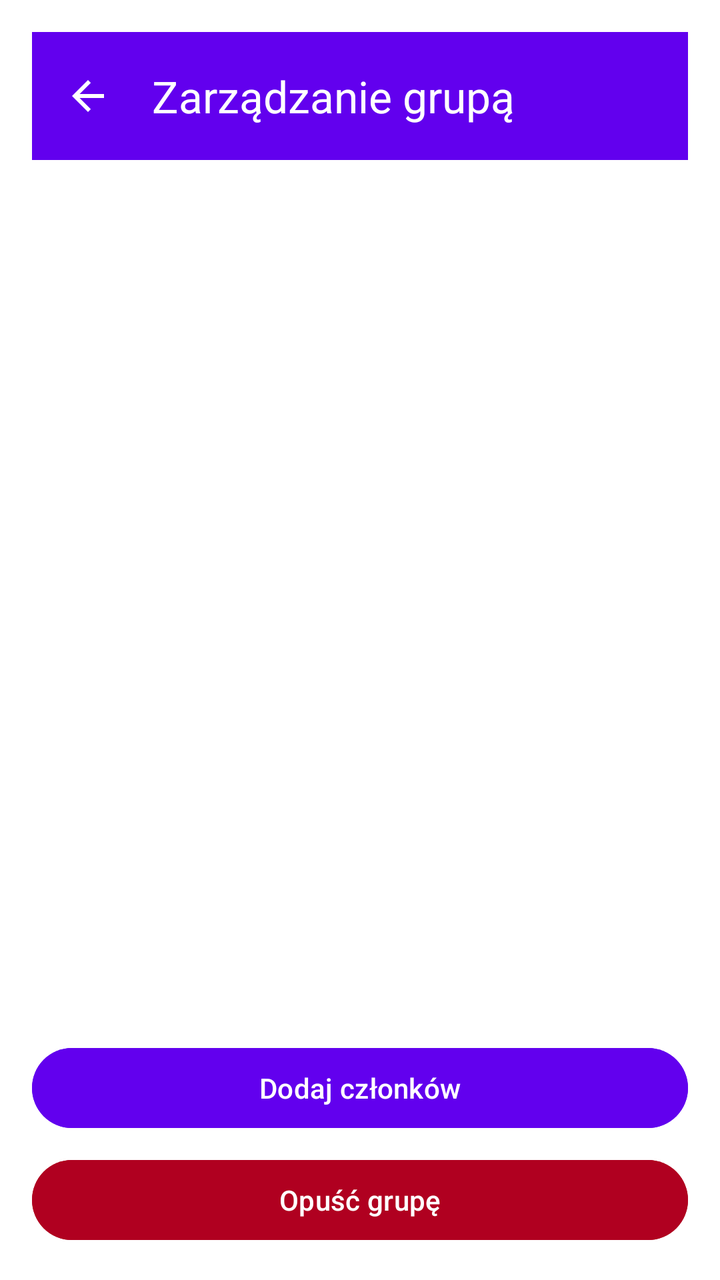
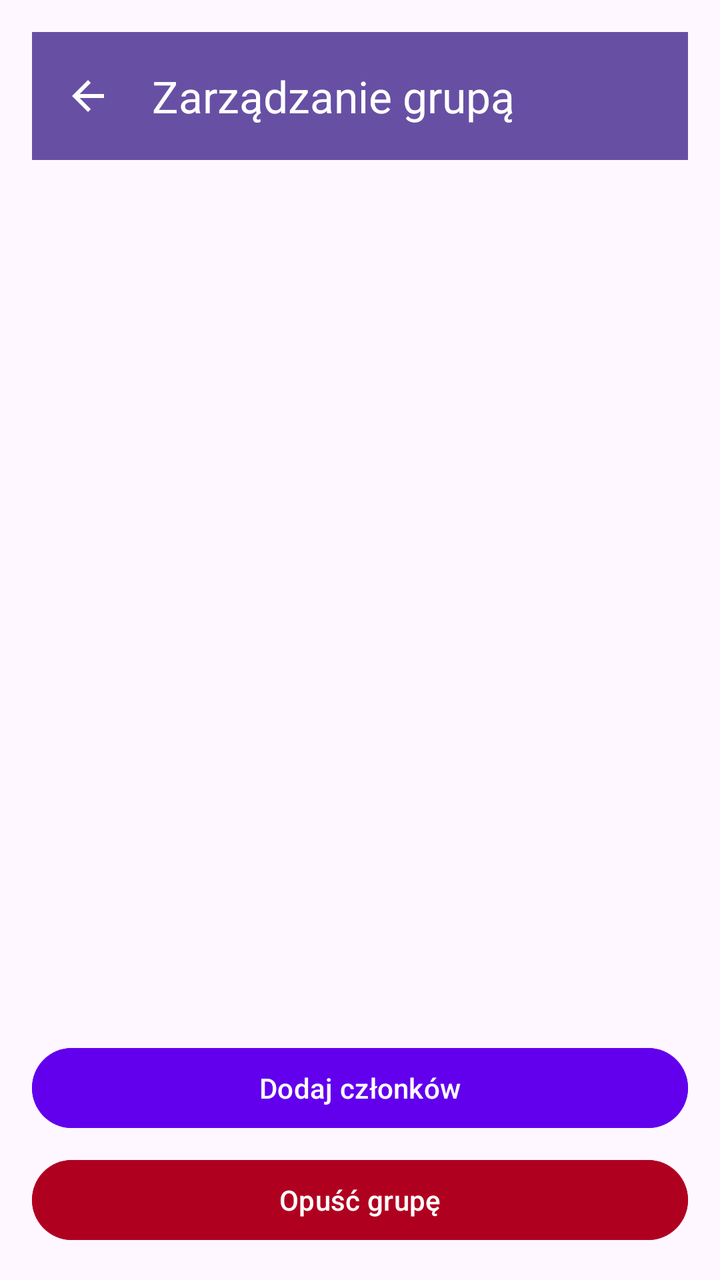

The first picture is an Android layout as it rendered before a commit; the second is the same layout after the commit. The layout source and the unified diff follow.
<!-- AndroidManifest.xml: application theme Theme.Messenger -->
<!-- res/layout/activity_group_management.xml -->
<?xml version="1.0" encoding="utf-8"?>
<LinearLayout
    xmlns:android="http://schemas.android.com/apk/res/android"
    xmlns:app="http://schemas.android.com/apk/res-auto"
    android:orientation="vertical"
    android:layout_width="match_parent"
    android:layout_height="match_parent"
    android:background="#FFFFFF"
    android:padding="16dp">

    
    <androidx.appcompat.widget.Toolbar
        android:id="@+id/toolbar"
        android:layout_width="match_parent"
        android:layout_height="?attr/actionBarSize"
        android:background="#6200EE"
        app:titleTextColor="#FFFFFF"
        app:title="@string/group_management_title"
        app:navigationIcon="@drawable/ic_arrow_back"
        app:navigationContentDescription="@string/action_back"/>

    
    <androidx.recyclerview.widget.RecyclerView
        android:id="@+id/membersRecyclerView"
        android:layout_width="match_parent"
        android:layout_height="0dp"
        android:layout_weight="1"
        android:nestedScrollingEnabled="false"
        android:paddingTop="8dp"/>

    
    <TextView
        android:id="@+id/memberCountTextView"
        android:layout_width="match_parent"
        android:layout_height="wrap_content"
        android:textColor="#000000"
        android:padding="8dp"/>

    
    <Button
        android:id="@+id/addMembersButton"
        android:layout_width="match_parent"
        android:layout_height="48dp"
        android:text="@string/add_members"
        android:textColor="#FFFFFF"
        android:backgroundTint="#6200EE"
        android:layout_marginTop="8dp"/>

    
    <Button
        android:id="@+id/leaveGroupButton"
        android:layout_width="match_parent"
        android:layout_height="48dp"
        android:text="@string/leave_group"
        android:textColor="#FFFFFF"
        android:backgroundTint="#B00020"
        android:layout_marginTop="8dp"/>

    
    <Button
        android:id="@+id/deleteGroupButton"
        style="@style/Widget.Material3.Button.TextButton"
        android:layout_width="match_parent"
        android:layout_height="48dp"
        android:text="@string/delete_group"
        android:textColor="#B00020"
        android:visibility="gone"
        android:layout_marginTop="8dp"/>
</LinearLayout>
<!-- resources referenced by this layout -->
<resources>
  <!-- drawable ic_arrow_back (drawable) -->
  <vector xmlns:android="http://schemas.android.com/apk/res/android"
      android:width="24dp"
      android:height="24dp"
      android:viewportWidth="24"
      android:viewportHeight="24"
      android:tint="?attr/colorOnPrimary">
      <path
          android:fillColor="@android:color/white"
          android:pathData="M20,11H7.83l5.59,-5.59L12,4l-8,8 8,8 1.41,-1.41L7.83,13H20v-2z"/>
  </vector>
  <string name="action_back">Wstecz</string>
  <string name="add_members">Dodaj członków</string>
  <string name="delete_group">Usuń grupę</string>
  <string name="group_management_title">Zarządzanie grupą</string>
  <string name="leave_group">Opuść grupę</string>
  <style name="Theme.Messenger" parent="Theme.Material3.DayNight.NoActionBar" />
</resources>

<!-- the commit's change to res/layout/activity_group_management.xml (unified diff, before → after) -->
@@ -5,7 +5,6 @@
     android:orientation="vertical"
     android:layout_width="match_parent"
     android:layout_height="match_parent"
-    android:background="#FFFFFF"
     android:padding="16dp">
 
     
@@ -13,8 +12,8 @@
         android:id="@+id/toolbar"
         android:layout_width="match_parent"
         android:layout_height="?attr/actionBarSize"
-        android:background="#6200EE"
-        app:titleTextColor="#FFFFFF"
+        android:background="?attr/colorPrimary"
+        app:titleTextColor="?attr/colorOnPrimary"
         app:title="@string/group_management_title"
         app:navigationIcon="@drawable/ic_arrow_back"
         app:navigationContentDescription="@string/action_back"/>
@@ -33,7 +32,6 @@
         android:id="@+id/memberCountTextView"
         android:layout_width="match_parent"
         android:layout_height="wrap_content"
-        android:textColor="#000000"
         android:padding="8dp"/>
 
     
